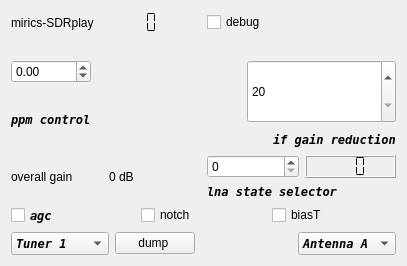
Above: sources/devices/sdrplay-handler-v3/sdrplay-widget-v3.ui from JvanKatwijk/qt-dab before the change. Below: the same form after it.
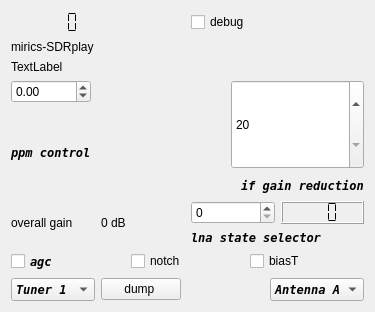
That is the form after the change.

Commit message: updated sdrplay v3 handler

Patch:
```diff
--- a/sources/devices/sdrplay-handler-v3/sdrplay-widget-v3.ui
+++ b/sources/devices/sdrplay-handler-v3/sdrplay-widget-v3.ui
@@ -6,8 +6,8 @@
    <rect>
     <x>0</x>
     <y>0</y>
-    <width>407</width>
-    <height>266</height>
+    <width>375</width>
+    <height>312</height>
    </rect>
   </property>
   <property name="sizePolicy">
@@ -24,13 +24,6 @@
     <layout class="QHBoxLayout" name="horizontalLayout_6">
      <item>
       <layout class="QHBoxLayout" name="horizontalLayout_5">
-       <item>
-        <widget class="QLabel" name="deviceLabel">
-         <property name="text">
-          <string>mirics-SDRplay</string>
-         </property>
-        </widget>
-       </item>
        <item>
         <widget class="QLCDNumber" name="api_version">
          <property name="toolTip">
@@ -63,6 +56,15 @@
     </layout>
    </item>
    <item>
+    <layout class="QHBoxLayout" name="horizontalLayout_11">
+     <item>
+      <widget class="QLabel" name="deviceLabel">
+       <property name="text">
+        <string>mirics-SDRplay</string>
+       </property>
+      </widget>
+     </item>
+     <item>
     <widget class="QLabel" name="serialNumber">
      <property name="sizePolicy">
       <sizepolicy hsizetype="Expanding" vsizetype="Preferred">
@@ -72,6 +74,15 @@
      </property>
      <property name="text">
       <string/>
+       </property>
+      </widget>
+     </item>
+    </layout>
+   </item>
+   <item>
+    <widget class="QLabel" name="stateLabel">
+     <property name="text">
+      <string>TextLabel</string>
      </property>
     </widget>
    </item>
```
Lines whose indentation alone changed are shown as unchanged. The commit also changes 11 other files.
